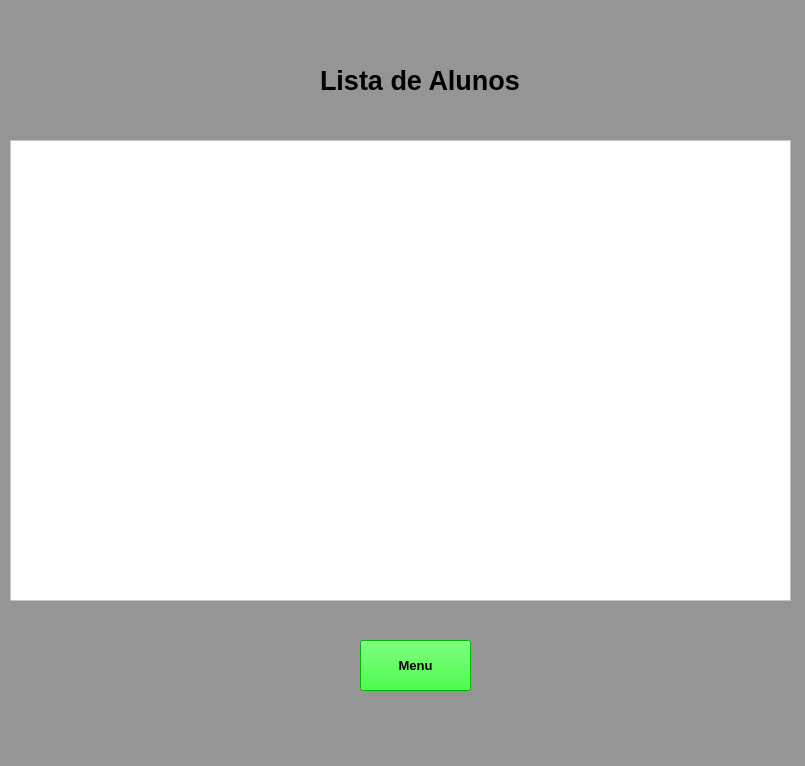
FearmasterATX/projeto_gym_helper, file tela_de_amostragem.ui: the form before one commit.
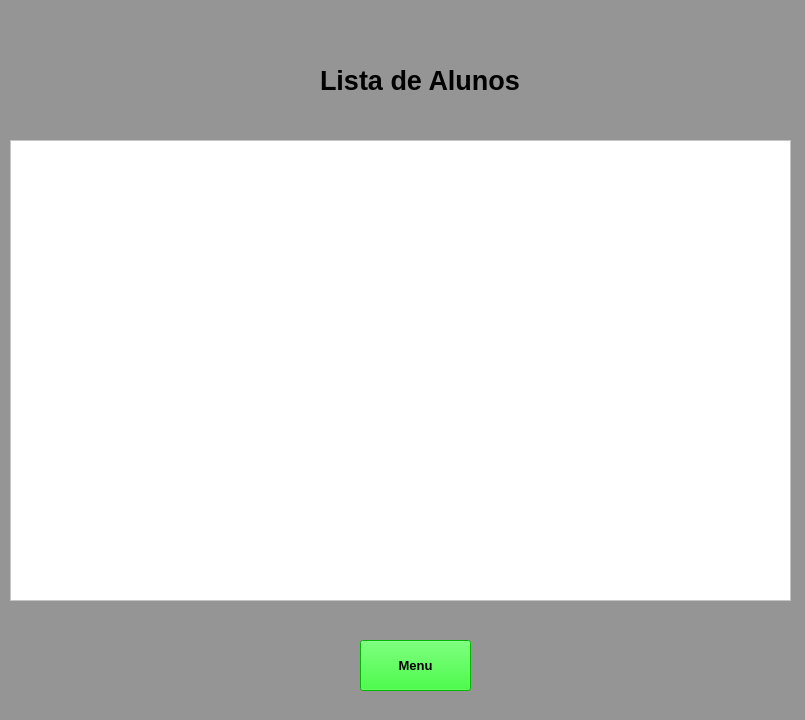
The form after the commit.

Diff of the .ui file:
```diff
--- a/tela_de_amostragem.ui
+++ b/tela_de_amostragem.ui
@@ -7,7 +7,7 @@
     <x>0</x>
     <y>0</y>
     <width>805</width>
-    <height>766</height>
+    <height>720</height>
    </rect>
   </property>
   <property name="windowTitle">
```
